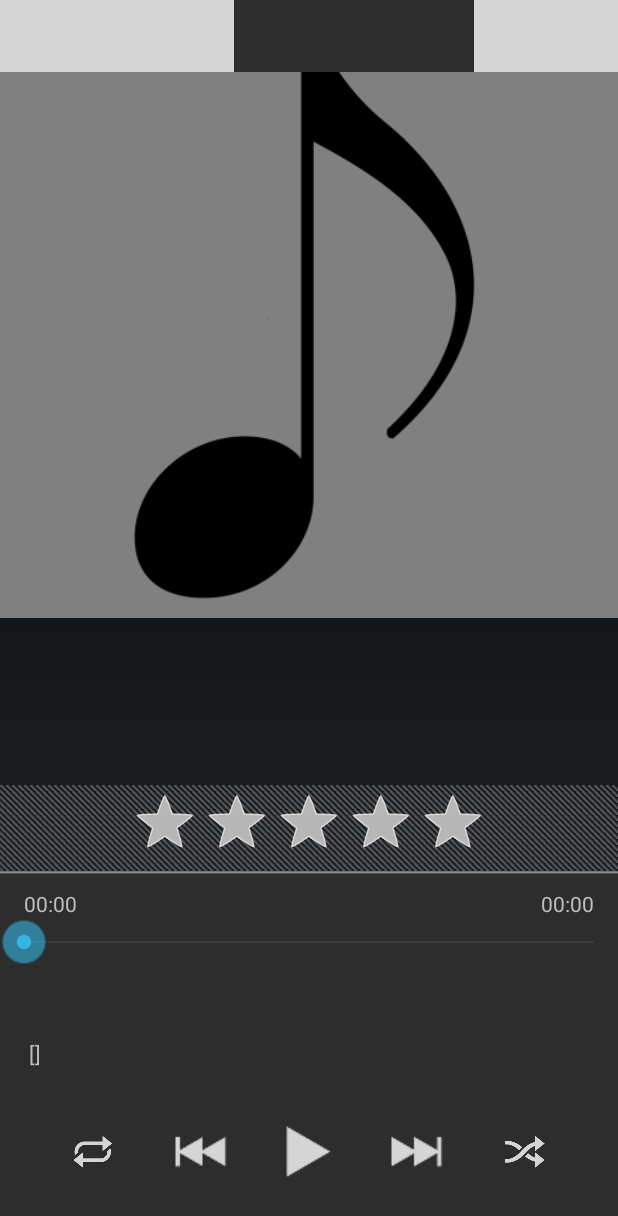
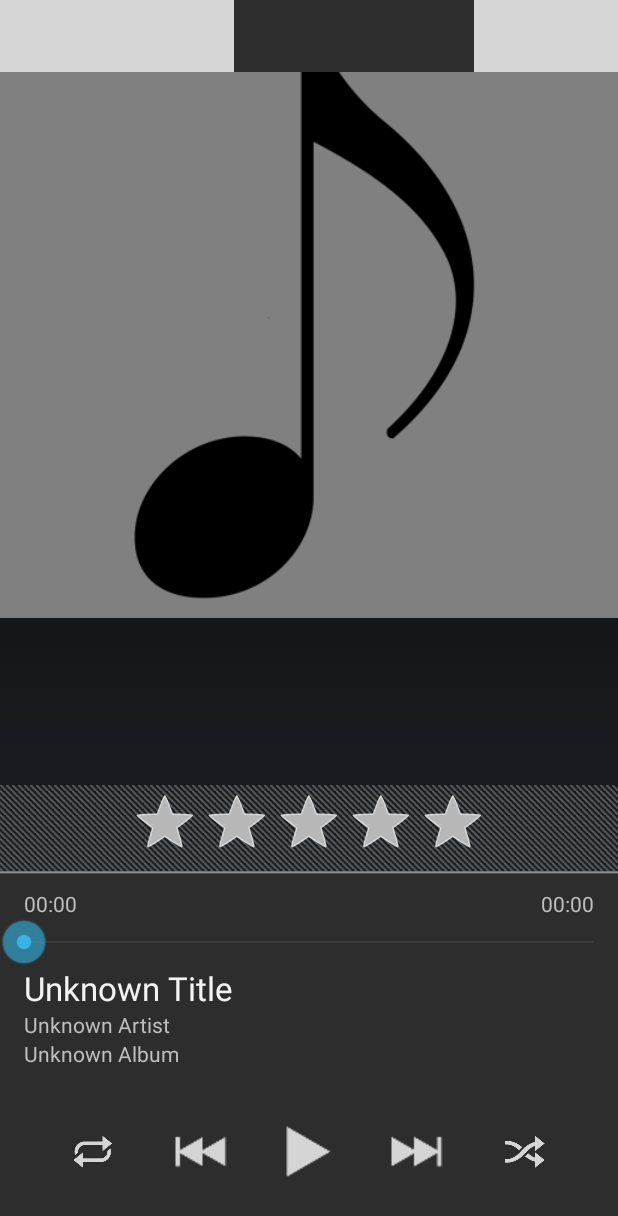
Before and after one commit to Parnswir/unmp, an Android app: the screen it shows after launch (MainActivity), on a phone screen of 412 x 824 dp. Shown: the top 1216 px of the screen. Run offline under Robolectric (Android 15) with nearby library versions, the light colour scheme and no system bars; 5 statements that could not run were skipped; grey boxes are pictures that could not be loaded.

Commit message:
Marquee too long text

```diff
--- a/app/src/main/java/com/parnswir/unmp/PlayerFragment.java
+++ b/app/src/main/java/com/parnswir/unmp/PlayerFragment.java
@@ -45,6 +45,7 @@ public class PlayerFragment extends AbstractFragment {
 	private ImageLoader imageLoader;
 
 	private MediaPlayerStatus playerStatus = new MediaPlayerStatus();
+    private MediaPlayerStatus oldStatus = new MediaPlayerStatus();
 	private BroadcastReceiver statusBroadcastReceiver;
 	private boolean receiving = false;
 
@@ -223,10 +224,13 @@ public class PlayerFragment extends AbstractFragment {
 	}
 
 	private void updateTitleInfo() {
-		playerLabels.get(LAB_TITLE).setText(playerStatus.title);
-		playerLabels.get(LAB_ARTIST).setText(playerStatus.artist);
-		playerLabels.get(LAB_ALBUM).setText(String.format(Locale.getDefault(),
-				"%s [%s]", playerStatus.album, playerStatus.year));
+        if (! oldStatus.title.equals(playerStatus.title))
+		    playerLabels.get(LAB_TITLE).setText(playerStatus.title);
+        if (! oldStatus.artist.equals(playerStatus.artist))
+		    playerLabels.get(LAB_ARTIST).setText(playerStatus.artist);
+        if (! oldStatus.album.equals(playerStatus.album) && ! oldStatus.year.equals(playerStatus.year))
+		    playerLabels.get(LAB_ALBUM).setText(String.format(Locale.getDefault(),
+				    "%s [%s]", playerStatus.album, playerStatus.year));
 		setRating(playerStatus.rating);
 		setAlbumArt(playerStatus.album);
 	}
@@ -275,6 +279,7 @@ public class PlayerFragment extends AbstractFragment {
 			if (PlayerService.STATUS_INTENT.equals(intent.getAction())) {
 				playerStatus = (MediaPlayerStatus) intent.getSerializableExtra(PlayerService.EXTRA_STATUS);
 				updatePlayerStatus();
+                oldStatus = playerStatus;
 			}
 		}
 
--- a/app/src/main/res/layout/activity_main.xml
+++ b/app/src/main/res/layout/activity_main.xml
@@ -84,10 +84,16 @@
                 android:paddingLeft="@dimen/activity_vertical_margin"
                 android:text="@string/tv_title"
                 android:textAppearance="?android:attr/textAppearanceLarge"
-                android:maxLines="1"
-                android:minLines="1"
                 android:paddingRight="@dimen/activity_vertical_margin"
-                android:singleLine="true" />
+                android:ellipsize="marquee"
+                android:marqueeRepeatLimit="marquee_forever"
+                android:freezesText="true"
+                android:scrollHorizontally="true"
+                android:clickable="true"
+                android:singleLine="true"
+                android:focusable="true"
+                android:focusableInTouchMode="true"
+                android:enabled="true" />
 
             <TextView
                 android:id="@+id/tvArtist"
@@ -97,9 +103,15 @@
                 android:text="@string/tv_artist"
                 android:textAppearance="?android:attr/textAppearanceSmall"
                 android:paddingRight="@dimen/activity_vertical_margin"
-                android:maxLines="1"
-                android:minLines="1"
-                android:singleLine="true" />
+                android:ellipsize="marquee"
+                android:marqueeRepeatLimit="marquee_forever"
+                android:freezesText="true"
+                android:scrollHorizontally="true"
+                android:clickable="true"
+                android:singleLine="true"
+                android:focusable="true"
+                android:focusableInTouchMode="true"
+                android:enabled="true" />
 
             <TextView
                 android:id="@+id/tvAlbum"
@@ -110,9 +122,15 @@
                 android:text="@string/tv_album"
                 android:textAppearance="?android:attr/textAppearanceSmall"
                 android:paddingRight="@dimen/activity_vertical_margin"
-                android:minLines="1"
-                android:maxLines="1"
-                android:singleLine="true" />
+                android:ellipsize="marquee"
+                android:marqueeRepeatLimit="marquee_forever"
+                android:freezesText="true"
+                android:scrollHorizontally="true"
+                android:clickable="true"
+                android:singleLine="true"
+                android:focusable="true"
+                android:focusableInTouchMode="true"
+                android:enabled="true" />
 
             <LinearLayout
                 android:layout_width="match_parent"
```
